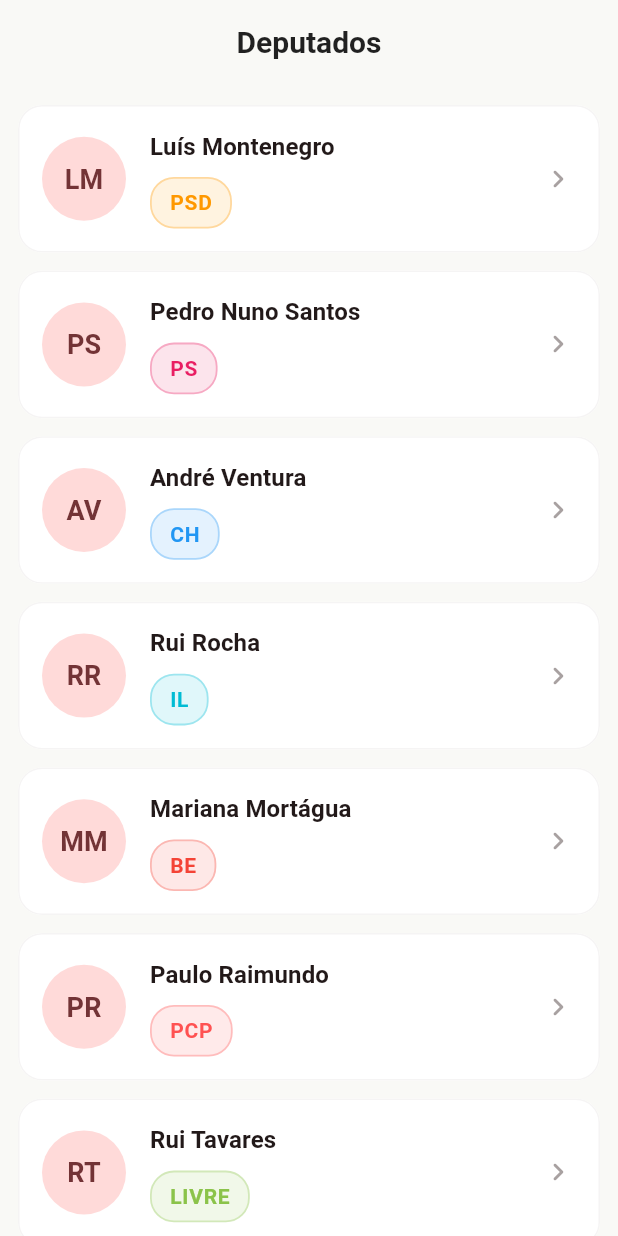
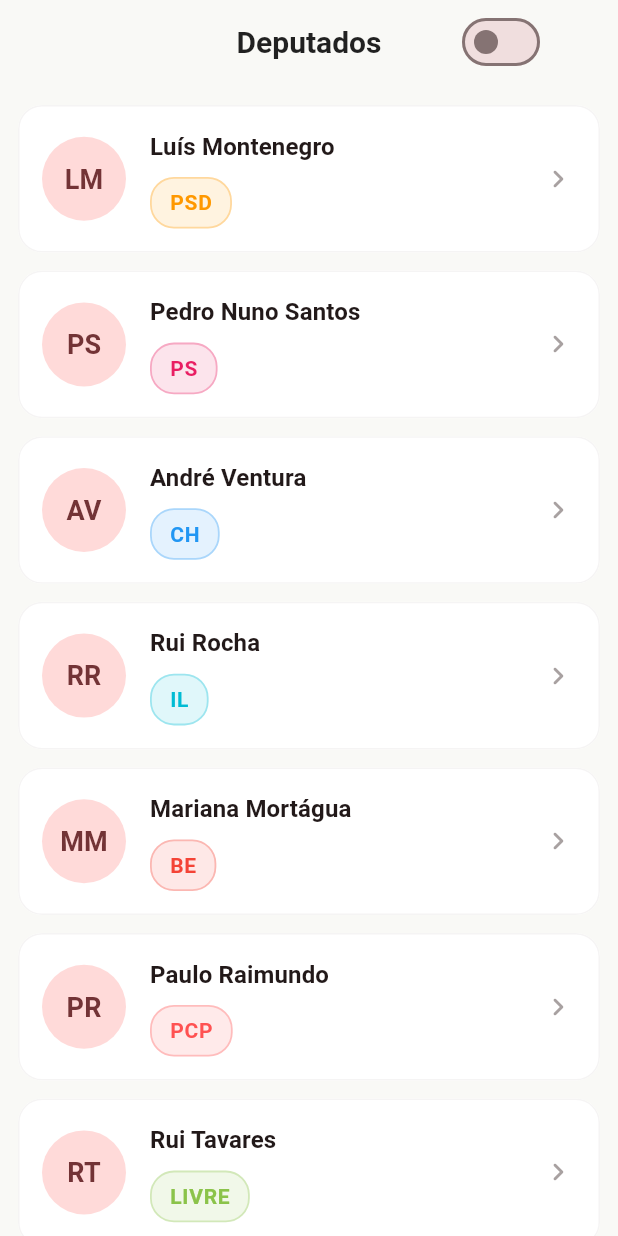
Before and after one commit to higinocaires/parlamento-formacao, a Flutter app: the screen it shows after launch, on a phone screen of 412 x 824 dp. Run offline on Flutter 3.47's test engine with Material 3 defaults, Android fonts, the phone set to English and light mode, and no system bars; our stand-ins replace flutter_riverpod.

Commit message:
refactor: use Switch for theme toggle with debug-banner offset

```diff
--- a/lib/core/app.dart
+++ b/lib/core/app.dart
@@ -1,17 +1,21 @@
 import 'package:flutter/material.dart';
+import 'package:flutter_riverpod/flutter_riverpod.dart';
 import 'package:parlamento_pt/core/theme/app_theme.dart';
+import 'package:parlamento_pt/core/theme/theme_mode_provider.dart';
 import 'package:parlamento_pt/features/deputies/presentation/screens/deputies_list_screen.dart';
 
-class App extends StatelessWidget {
+class App extends ConsumerWidget {
   const App({super.key});
 
   @override
-  Widget build(BuildContext context) {
+  Widget build(BuildContext context, WidgetRef ref) {
+    final themeMode = ref.watch(themeModeProvider);
+
     return MaterialApp(
       title: 'Parlamento PT',
       theme: AppTheme.light,
       darkTheme: AppTheme.dark,
-      themeMode: ThemeMode.system,
+      themeMode: themeMode,
       home: const DeputiesListScreen(),
     );
   }
--- /dev/null
+++ b/lib/core/theme/theme_mode_provider.dart
@@ -0,0 +1,6 @@
+import 'package:flutter/material.dart';
+import 'package:flutter_riverpod/flutter_riverpod.dart';
+
+final themeModeProvider = StateProvider<ThemeMode>(
+  (ref) => ThemeMode.light,
+);
--- a/lib/features/deputies/presentation/screens/deputies_list_screen.dart
+++ b/lib/features/deputies/presentation/screens/deputies_list_screen.dart
@@ -1,14 +1,33 @@
 import 'package:flutter/material.dart';
+import 'package:flutter_riverpod/flutter_riverpod.dart';
+import 'package:parlamento_pt/core/theme/theme_mode_provider.dart';
 import 'package:parlamento_pt/features/deputies/data/mock_deputies.dart';
 import 'package:parlamento_pt/features/deputies/presentation/widgets/deputy_card.dart';
 
-class DeputiesListScreen extends StatelessWidget {
+class DeputiesListScreen extends ConsumerWidget {
   const DeputiesListScreen({super.key});
 
   @override
-  Widget build(BuildContext context) {
+  Widget build(BuildContext context, WidgetRef ref) {
+    ref.watch(themeModeProvider);
+    final isDark = Theme.of(context).brightness == Brightness.dark;
+
     return Scaffold(
-      appBar: AppBar(title: const Text('Deputados')),
+      appBar: AppBar(
+        title: const Text('Deputados'),
+        actions: [
+          Padding(
+            padding: const EdgeInsets.only(right: 48),
+            child: Switch(
+              value: isDark,
+              onChanged: (value) {
+                ref.read(themeModeProvider.notifier).state =
+                    value ? ThemeMode.dark : ThemeMode.light;
+              },
+            ),
+          ),
+        ],
+      ),
       body: ListView.builder(
         padding: const EdgeInsets.symmetric(vertical: 8),
         itemCount: mockDeputies.length,
```
Also changed, not shown: 2 other files.
